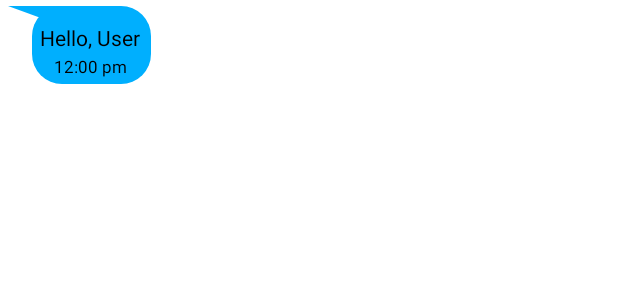
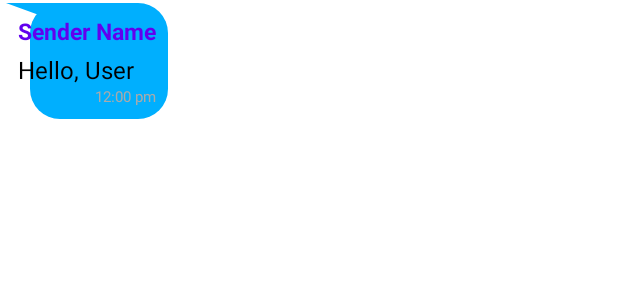
Before and after one commit to dineshdhayfule/We-Chat, an Android app: the layout sample_reciver.xml on its own in the app's theme, with its tools: preview values and no code run, on a phone screen of 412 x 824 dp. Shown: the top 300 px of the screen. Run offline under Robolectric (Android 15) with nearby library versions, the phone set to English and light mode, and no system bars.

Commit message:
username updated

```diff
--- a/app/build.gradle
+++ b/app/build.gradle
@@ -41,6 +41,7 @@ dependencies {
     implementation 'com.google.firebase:firebase-auth:22.1.0'
     implementation platform('com.google.firebase:firebase-bom:32.1.1')
     implementation 'com.google.firebase:firebase-database'
+    implementation 'com.google.firebase:firebase-messaging'
     implementation("com.google.android.gms:play-services-auth:20.6.0")
 
 
--- a/app/src/main/AndroidManifest.xml
+++ b/app/src/main/AndroidManifest.xml
@@ -2,6 +2,7 @@
 <manifest xmlns:android="http://schemas.android.com/apk/res/android"
     xmlns:tools="http://schemas.android.com/tools">
     <uses-permission android:name="android.permission.READ_EXTERNAL_STORAGE" />
+    <uses-permission android:name="android.permission.POST_NOTIFICATIONS" />
 
     <application
         android:allowBackup="true"
@@ -42,7 +43,7 @@
             android:name=".MainActivity"
             android:exported="false" />
 
-        <service android:name=".FCMNotificationSerivece" android:exported="false">
+        <service android:name=".MyFirebaseMessagingService" android:exported="false">
             <intent-filter>
                 <action android:name="com.google.firebase.MESSAGING_EVENT"/>
             </intent-filter>
--- /dev/null
+++ b/app/src/main/res/drawable/bg_date_header.xml
@@ -0,0 +1,6 @@
+<?xml version="1.0" encoding="utf-8"?>
+<shape xmlns:android="http://schemas.android.com/apk/res/android"
+    android:shape="rectangle">
+    <solid android:color="#BDBDBD" />
+    <corners android:radius="16dp" />
+</shape>
--- a/app/src/main/res/layout/sample_reciver.xml
+++ b/app/src/main/res/layout/sample_reciver.xml
@@ -1,56 +1,51 @@
 <?xml version="1.0" encoding="utf-8"?>
-<androidx.constraintlayout.widget.ConstraintLayout
-    xmlns:android="http://schemas.android.com/apk/res/android"
-    xmlns:tools="http://schemas.android.com/tools"
-    android:layout_width="wrap_content"
+<androidx.constraintlayout.widget.ConstraintLayout xmlns:android="http://schemas.android.com/apk/res/android"
+    xmlns:app="http://schemas.android.com/apk/res-auto"
+    android:layout_width="match_parent"
     android:layout_height="wrap_content"
-    xmlns:app="http://schemas.android.com/apk/res-auto"
-    android:layout_marginStart="5dp"
-    android:layout_marginLeft="5dp"
-    android:layout_marginTop="4dp"
-    android:layout_marginRight="7dp"
-    android:background="@drawable/bg_reciver"
-    android:maxWidth="392dp"
-    android:minHeight="52dp">
+    android:paddingTop="2dp"
+    android:paddingBottom="2dp"
+    android:paddingStart="4dp"
+    android:paddingEnd="4dp">
 
-    <androidx.constraintlayout.widget.Guideline
-    android:id="@+id/guideLine2"
+    <LinearLayout
         android:layout_width="wrap_content"
         android:layout_height="wrap_content"
         android:orientation="vertical"
-    app:layout_constraintGuide_begin="16dp" />
+        android:background="@drawable/bg_reciver"
+        android:padding="8dp"
+        app:layout_constrainedWidth="true"
+        app:layout_constraintStart_toStartOf="parent"
+        app:layout_constraintTop_toTopOf="parent"
+        android:maxWidth="310dp">
+
+        <TextView
+            android:id="@+id/senderName"
+            android:layout_width="wrap_content"
+            android:layout_height="wrap_content"
+            android:text="Sender Name"
+            android:textColor="@color/purple_500"
+            android:textStyle="bold"
+            android:textSize="15sp" />
 
         <TextView
             android:id="@+id/reciverText"
             android:layout_width="wrap_content"
             android:layout_height="wrap_content"
-        android:layout_marginBottom="2dp"
-        android:inputType="textLongMessage|textMultiLine"
-        android:maxWidth="330dp"
-        android:minWidth="70dp"
-        android:paddingStart="5dp"
-        android:paddingEnd="7dp"
             android:text="Hello, User"
-        android:textColor="@color/black"
-        app:layout_constraintBottom_toTopOf="@id/reciverTime"
-        app:layout_constraintEnd_toEndOf="parent"
-        app:layout_constraintStart_toStartOf="@id/guideLine2"
-        app:layout_constraintTop_toTopOf="parent"
-        app:layout_constraintVertical_bias="1.0"
-        />
+            android:textColor="@android:color/black"
+            android:textSize="16sp"
+            android:layout_marginTop="4dp"/>
 
         <TextView
             android:id="@+id/reciverTime"
             android:layout_width="wrap_content"
             android:layout_height="wrap_content"
-        android:layout_marginEnd="16dp"
-        android:layout_marginBottom="4dp"
+            android:layout_gravity="end"
             android:text="12:00 pm"
-        android:textColor="@color/black"
-        android:textSize="11sp"
-        app:layout_constraintBottom_toBottomOf="parent"
+            android:textColor="@android:color/darker_gray"
+            android:textSize="10sp" />
 
-        app:layout_constraintEnd_toEndOf="parent" />
-
+    </LinearLayout>
 
 </androidx.constraintlayout.widget.ConstraintLayout>
--- a/build.gradle
+++ b/build.gradle
@@ -1,6 +1,6 @@
 // Top-level build file where you can add configuration options common to all sub-projects/modules.
 plugins {
-    id 'com.android.application' version '8.1.3' apply false
-    id 'com.android.library' version '8.1.3' apply false
+    id 'com.android.application' version '8.13.0' apply false
+    id 'com.android.library' version '8.13.0' apply false
     id 'com.google.gms.google-services' version '4.4.1' apply false
 }
```
Also changed, not shown: app/src/main/java/com/example/wechat/Adapter/GroupChatAdapter.java (+90 -123 lines), app/src/main/java/com/example/wechat/GroupChatActivity.java (+35 -18 lines), app/src/main/java/com/example/wechat/MyFirebaseMessagingService.java (added, +56 -0 lines), app/src/main/java/com/example/wechat/SignlnActivity.java (+18 -0 lines), app/src/main/res/drawable/ic_notification.xml (added, +10 -0 lines), app/src/main/res/layout/item_date_header.xml (added, +22 -0 lines), app/src/main/res/layout/sample_sender.xml (+23 -38 lines), 445 other files. Lines whose indentation alone changed are shown as unchanged.
